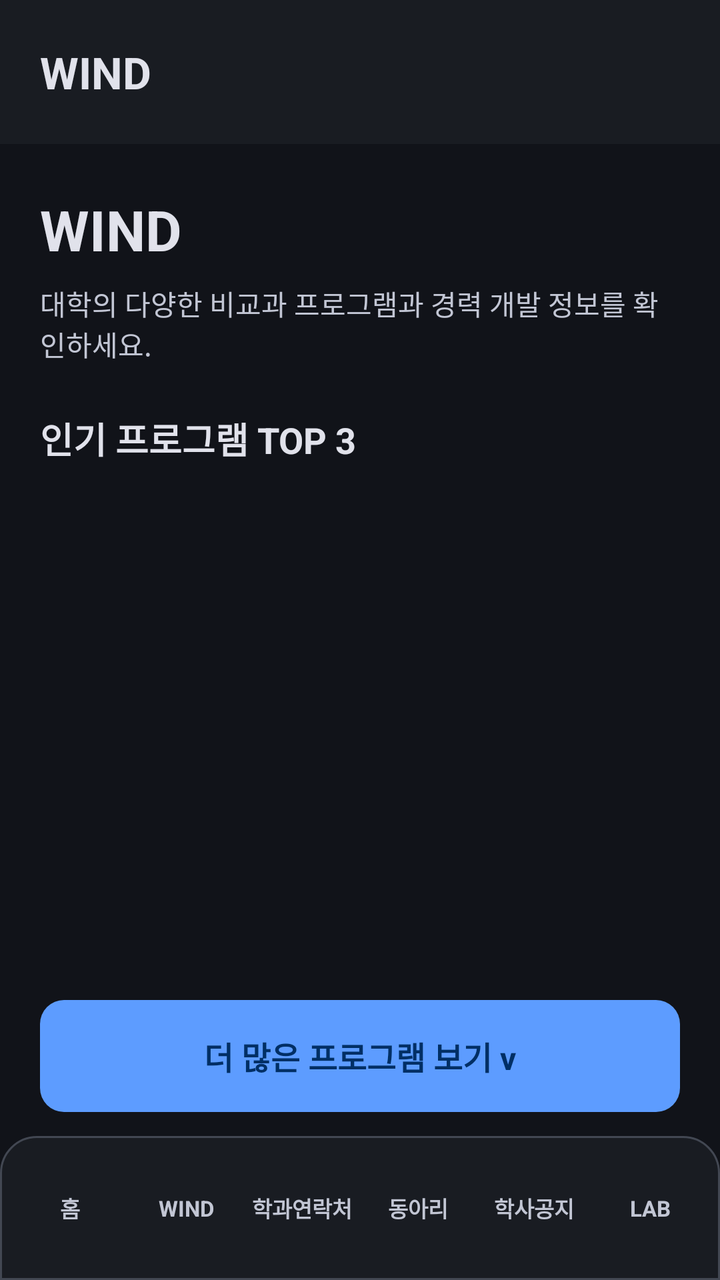
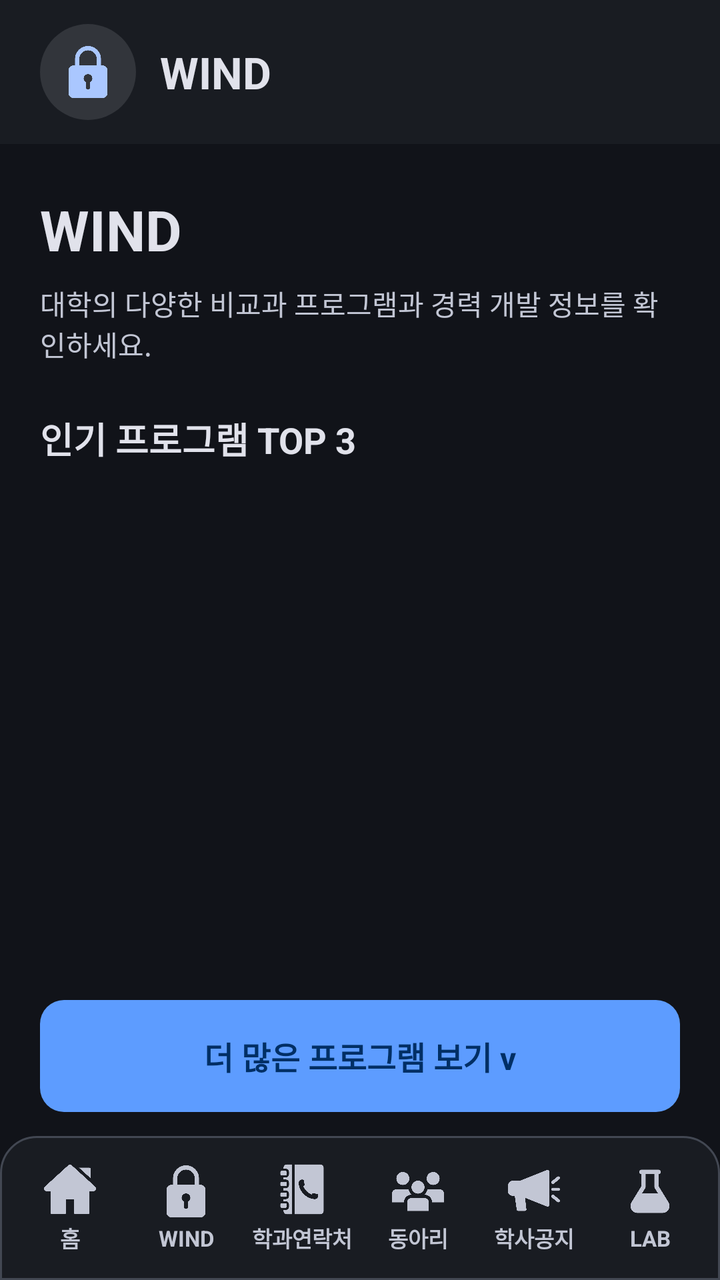

Screens rendered from an Android XML layout before and after an edit, with the pre-edit source and the edit as a unified diff.
<!-- AndroidManifest.xml: application theme Theme.GachonBridge -->
<!-- res/layout/activity_wind.xml -->
<?xml version="1.0" encoding="utf-8"?>
<androidx.constraintlayout.widget.ConstraintLayout xmlns:android="http://schemas.android.com/apk/res/android"
    xmlns:app="http://schemas.android.com/apk/res-auto"
    android:layout_width="match_parent"
    android:layout_height="match_parent"
    android:background="@drawable/bg_app">

    
    <LinearLayout
        android:id="@+id/pageTopBar"
        android:layout_width="0dp"
        android:layout_height="72dp"
        android:background="@color/gb_surface_low"
        android:gravity="center_vertical"
        android:paddingStart="20dp"
        android:paddingEnd="20dp"
        android:orientation="horizontal"
        app:layout_constraintEnd_toEndOf="parent"
        app:layout_constraintStart_toStartOf="parent"
        app:layout_constraintTop_toTopOf="parent">

        <TextView
            android:layout_width="wrap_content"
            android:layout_height="wrap_content"
            android:text="@string/page_wind_title"
            android:textColor="@color/gb_on_surface"
            android:textSize="22sp"
            android:textStyle="bold" />
    </LinearLayout>

    
    <ScrollView
        android:layout_width="0dp"
        android:layout_height="0dp"
        android:clipToPadding="false"
        android:paddingBottom="8dp"
        app:layout_constraintBottom_toTopOf="@id/buttonWindMorePrograms"
        app:layout_constraintEnd_toEndOf="parent"
        app:layout_constraintStart_toStartOf="parent"
        app:layout_constraintTop_toBottomOf="@id/pageTopBar">

        <LinearLayout
            android:layout_width="match_parent"
            android:layout_height="wrap_content"
            android:orientation="vertical"
            android:paddingStart="20dp"
            android:paddingEnd="20dp"
            android:paddingTop="24dp"
            android:paddingBottom="12dp">

            
            <TextView
                android:layout_width="match_parent"
                android:layout_height="wrap_content"
                android:text="@string/page_wind_title"
                android:textColor="@color/gb_on_surface"
                android:textSize="28sp"
                android:textStyle="bold" />

            <TextView
                android:layout_width="match_parent"
                android:layout_height="wrap_content"
                android:layout_marginTop="8dp"
                android:layout_marginBottom="24dp"
                android:text="@string/page_wind_subtitle"
                android:textColor="@color/gb_on_surface_variant"
                android:textSize="14sp" />

            
            <TextView
                android:layout_width="match_parent"
                android:layout_height="wrap_content"
                android:layout_marginBottom="8dp"
                android:text="인기 프로그램 TOP 3"
                android:textColor="@color/gb_on_surface"
                android:textSize="18sp"
                android:textStyle="bold" />

            
            <TextView
                android:id="@+id/tvWindLoading"
                android:layout_width="match_parent"
                android:layout_height="wrap_content"
                android:gravity="center"
                android:paddingTop="24dp"
                android:paddingBottom="24dp"
                android:text="프로그램 불러오는 중..."
                android:textColor="@color/gb_on_surface_variant"
                android:textSize="14sp"
                android:visibility="gone" />

            
            <androidx.recyclerview.widget.RecyclerView
                android:id="@+id/windRecyclerView"
                android:layout_width="match_parent"
                android:layout_height="wrap_content"
                android:nestedScrollingEnabled="false"
                android:visibility="gone" />

            
            <LinearLayout
                android:id="@+id/windSectionLatest"
                android:layout_width="match_parent"
                android:layout_height="wrap_content"
                android:orientation="vertical"
                android:layout_marginTop="28dp"
                android:visibility="gone">

                <TextView
                    android:layout_width="match_parent"
                    android:layout_height="wrap_content"
                    android:layout_marginBottom="8dp"
                    android:text="최신 프로그램"
                    android:textColor="@color/gb_on_surface"
                    android:textSize="18sp"
                    android:textStyle="bold" />

                <androidx.recyclerview.widget.RecyclerView
                    android:id="@+id/windLatestRecyclerView"
                    android:layout_width="match_parent"
                    android:layout_height="wrap_content"
                    android:nestedScrollingEnabled="false" />
            </LinearLayout>

        </LinearLayout>
    </ScrollView>

    
    <TextView
        android:id="@+id/buttonWindMorePrograms"
        android:layout_width="0dp"
        android:layout_height="56dp"
        android:layout_marginStart="20dp"
        android:layout_marginEnd="20dp"
        android:layout_marginBottom="12dp"
        android:background="@drawable/bg_primary_card"
        android:clickable="true"
        android:focusable="true"
        android:foreground="?attr/selectableItemBackground"
        android:gravity="center"
        android:text="@string/wind_more_programs"
        android:textColor="@color/gb_on_primary"
        android:textSize="16sp"
        android:textStyle="bold"
        app:layout_constraintBottom_toTopOf="@id/bottomNav"
        app:layout_constraintEnd_toEndOf="parent"
        app:layout_constraintStart_toStartOf="parent" />

    
    <include
        android:id="@+id/bottomNav"
        layout="@layout/view_bottom_nav"
        android:layout_width="0dp"
        android:layout_height="72dp"
        app:layout_constraintBottom_toBottomOf="parent"
        app:layout_constraintEnd_toEndOf="parent"
        app:layout_constraintStart_toStartOf="parent" />

</androidx.constraintlayout.widget.ConstraintLayout>
<!-- res/layout/view_bottom_nav.xml (included above) -->
<?xml version="1.0" encoding="utf-8"?>
<LinearLayout xmlns:android="http://schemas.android.com/apk/res/android"
    android:layout_width="match_parent"
    android:layout_height="72dp"
    android:background="@drawable/bg_bottom_nav"
    android:gravity="center"
    android:orientation="horizontal"
    android:paddingStart="6dp"
    android:paddingEnd="6dp">

    
    <TextView
        android:id="@+id/navHome"
        style="@style/BottomNavItem"
        android:text="@string/nav_home" />

    
    <TextView
        android:id="@+id/navWind"
        style="@style/BottomNavItem"
        android:text="@string/nav_wind" />

    
    <TextView
        android:id="@+id/navContact"
        style="@style/BottomNavItem"
        android:text="@string/nav_contact" />

    
    <TextView
        android:id="@+id/navClub"
        style="@style/BottomNavItem"
        android:text="@string/nav_club" />

    
    <TextView
        android:id="@+id/navNotice"
        style="@style/BottomNavItem"
        android:text="@string/nav_notice" />

    
    <TextView
        android:id="@+id/navLab"
        style="@style/BottomNavItem"
        android:text="@string/nav_lab" />
</LinearLayout>
<!-- resources referenced by this layout -->
<resources>
  <color name="gb_on_primary">#002F65</color>
  <color name="gb_on_surface">#E1E2EB</color>
  <color name="gb_on_surface_variant">#C2C6D4</color>
  <color name="gb_surface_low">#191C22</color>
  <!-- drawable bg_app (drawable) -->
  <?xml version="1.0" encoding="utf-8"?>
  <shape xmlns:android="http://schemas.android.com/apk/res/android">
      <solid android:color="@color/gb_background" />
  </shape>
  <!-- drawable bg_bottom_nav (drawable) -->
  <?xml version="1.0" encoding="utf-8"?>
  <shape xmlns:android="http://schemas.android.com/apk/res/android">
      <solid android:color="@color/gb_surface_low" />
      <stroke
          android:width="1dp"
          android:color="@color/gb_outline_variant" />
      <corners
          android:topLeftRadius="18dp"
          android:topRightRadius="18dp" />
  </shape>
  <!-- drawable bg_primary_card (drawable) -->
  <?xml version="1.0" encoding="utf-8"?>
  <shape xmlns:android="http://schemas.android.com/apk/res/android">
      <solid android:color="@color/gb_primary_container" />
      <corners android:radius="12dp" />
  </shape>
  <string name="nav_club">동아리</string>
  <string name="nav_contact">학과연락처</string>
  <string name="nav_home">홈</string>
  <string name="nav_lab">LAB</string>
  <string name="nav_notice">학사공지</string>
  <string name="nav_wind">WIND</string>
  <string name="page_wind_subtitle">대학의 다양한 비교과 프로그램과 경력 개발 정보를 확인하세요.</string>
  <string name="page_wind_title">WIND</string>
  <string name="wind_more_programs">더 많은 프로그램 보기  v</string>
  <style name="BottomNavItem">
          <item name="android:layout_width">0dp</item>
          <item name="android:layout_height">match_parent</item>
          <item name="android:layout_weight">1</item>
          <item name="android:gravity">center</item>
          <item name="android:textColor">@color/gb_on_surface_variant</item>
          <item name="android:textSize">11sp</item>
          <item name="android:textStyle">bold</item>
      </style>
  <style name="Theme.GachonBridge" parent="Base.Theme.GachonBridge" />
  <color name="gb_background">#111319</color>
  <color name="gb_outline_variant">#424752</color>
  <color name="gb_primary_container">#5D9CFF</color>
  <!-- unchanged entries left out for length: 1 -->
</resources>

<!-- the commit's change to res/layout/activity_wind.xml (unified diff, before → after) -->
@@ -19,9 +19,22 @@
         app:layout_constraintStart_toStartOf="parent"
         app:layout_constraintTop_toTopOf="parent">
 
-        <TextView
-            android:layout_width="wrap_content"
+        <ImageView
+            android:layout_width="48dp"
+            android:layout_height="48dp"
+            android:background="@drawable/bg_icon_circle"
+            android:contentDescription="@null"
+            android:padding="11dp"
+            android:scaleType="centerInside"
+            android:src="@drawable/ic_padlock"
+            android:tint="@color/gb_primary" />
+
+        <TextView
+            android:layout_width="0dp"
             android:layout_height="wrap_content"
+            android:layout_marginStart="12dp"
+            android:layout_weight="1"
+            android:gravity="start|center_vertical"
             android:text="@string/page_wind_title"
             android:textColor="@color/gb_on_surface"
             android:textSize="22sp"
@@ -168,39 +181,93 @@
     android:paddingStart="6dp"
     android:paddingEnd="6dp">
 
-    
-    <TextView
+    <LinearLayout
         android:id="@+id/navHome"
-        style="@style/BottomNavItem"
-        android:text="@string/nav_home" />
-
-    
-    <TextView
+        style="@style/BottomNavItem">
+
+        <ImageView
+            android:id="@+id/navHomeIcon"
+            style="@style/BottomNavIcon"
+            android:contentDescription="@null"
+            android:src="@drawable/ic_home" />
+
+        <TextView
+            style="@style/BottomNavLabel"
+            android:text="@string/nav_home" />
+    </LinearLayout>
+
+    <LinearLayout
         android:id="@+id/navWind"
-        style="@style/BottomNavItem"
-        android:text="@string/nav_wind" />
-
-    
-    <TextView
+        style="@style/BottomNavItem">
+
+        <ImageView
+            android:id="@+id/navWindIcon"
+            style="@style/BottomNavIcon"
+            android:contentDescription="@null"
+            android:src="@drawable/ic_padlock" />
+
+        <TextView
+            style="@style/BottomNavLabel"
+            android:text="@string/nav_wind" />
+    </LinearLayout>
+
+    <LinearLayout
         android:id="@+id/navContact"
-        style="@style/BottomNavItem"
-        android:text="@string/nav_contact" />
-
-    
-    <TextView
+        style="@style/BottomNavItem">
+
+        <ImageView
+            android:id="@+id/navContactIcon"
+            style="@style/BottomNavIcon"
+            android:contentDescription="@null"
+            android:src="@drawable/ic_phone_book" />
+
+        <TextView
+            style="@style/BottomNavLabel"
+            android:text="@string/nav_contact" />
+    </LinearLayout>
+
+    <LinearLayout
         android:id="@+id/navClub"
-        style="@style/BottomNavItem"
-        android:text="@string/nav_club" />
-
-    
-    <TextView
+        style="@style/BottomNavItem">
+
+        <ImageView
+            android:id="@+id/navClubIcon"
+            style="@style/BottomNavIcon"
+            android:contentDescription="@null"
+            android:src="@drawable/ic_people" />
+
+        <TextView
+            style="@style/BottomNavLabel"
+            android:text="@string/nav_club" />
+    </LinearLayout>
+
+    <LinearLayout
         android:id="@+id/navNotice"
-        style="@style/BottomNavItem"
-        android:text="@string/nav_notice" />
-
-    
-    <TextView
+        style="@style/BottomNavItem">
+
+        <ImageView
+            android:id="@+id/navNoticeIcon"
+            style="@style/BottomNavIcon"
+            android:contentDescription="@null"
+            android:src="@drawable/ic_megaphone" />
+
+        <TextView
+            style="@style/BottomNavLabel"
+            android:text="@string/nav_notice" />
+    </LinearLayout>
+
+    <LinearLayout
         android:id="@+id/navLab"
-        style="@style/BottomNavItem"
-        android:text="@string/nav_lab" />
+        style="@style/BottomNavItem">
+
+        <ImageView
+            android:id="@+id/navLabIcon"
+            style="@style/BottomNavIcon"
+            android:contentDescription="@null"
+            android:src="@drawable/ic_tube" />
+
+        <TextView
+            style="@style/BottomNavLabel"
+            android:text="@string/nav_lab" />
+    </LinearLayout>
 </LinearLayout>
<!-- resource entries referenced after the edit -->
@@ -3,6 +3,7 @@
   <color name="gb_on_primary">#002F65</color>
   <color name="gb_on_surface">#E1E2EB</color>
   <color name="gb_on_surface_variant">#C2C6D4</color>
+  <color name="gb_primary">#AAC7FF</color>
   <color name="gb_surface_low">#191C22</color>
   <!-- drawable bg_app (drawable) -->
   <?xml version="1.0" encoding="utf-8"?>
@@ -20,12 +21,24 @@
           android:topLeftRadius="18dp"
           android:topRightRadius="18dp" />
   </shape>
+  <!-- drawable bg_icon_circle (drawable) -->
+  <?xml version="1.0" encoding="utf-8"?>
+  <shape xmlns:android="http://schemas.android.com/apk/res/android"
+      android:shape="oval">
+      <solid android:color="@color/gb_surface_highest" />
+  </shape>
   <!-- drawable bg_primary_card (drawable) -->
   <?xml version="1.0" encoding="utf-8"?>
   <shape xmlns:android="http://schemas.android.com/apk/res/android">
       <solid android:color="@color/gb_primary_container" />
       <corners android:radius="12dp" />
   </shape>
+  <!-- drawable ic_home: png bitmap (drawable, 9227 bytes) -->
+  <!-- drawable ic_megaphone: png bitmap (drawable, 7773 bytes) -->
+  <!-- drawable ic_padlock: png bitmap (drawable, 8813 bytes) -->
+  <!-- drawable ic_people: png bitmap (drawable, 10553 bytes) -->
+  <!-- drawable ic_phone_book: png bitmap (drawable, 10536 bytes) -->
+  <!-- drawable ic_tube: png bitmap (drawable, 7397 bytes) -->
   <string name="nav_club">동아리</string>
   <string name="nav_contact">학과연락처</string>
   <string name="nav_home">홈</string>
@@ -35,11 +48,27 @@
   <string name="page_wind_subtitle">대학의 다양한 비교과 프로그램과 경력 개발 정보를 확인하세요.</string>
   <string name="page_wind_title">WIND</string>
   <string name="wind_more_programs">더 많은 프로그램 보기  v</string>
+  <style name="BottomNavIcon">
+          <item name="android:layout_width">26dp</item>
+          <item name="android:layout_height">26dp</item>
+          <item name="android:scaleType">centerInside</item>
+          <item name="android:tint">@color/gb_on_surface_variant</item>
+      </style>
   <style name="BottomNavItem">
           <item name="android:layout_width">0dp</item>
           <item name="android:layout_height">match_parent</item>
           <item name="android:layout_weight">1</item>
           <item name="android:gravity">center</item>
+          <item name="android:orientation">vertical</item>
+          <item name="android:paddingTop">7dp</item>
+          <item name="android:paddingBottom">6dp</item>
+      </style>
+  <style name="BottomNavLabel">
+          <item name="android:layout_width">match_parent</item>
+          <item name="android:layout_height">wrap_content</item>
+          <item name="android:layout_marginTop">3dp</item>
+          <item name="android:gravity">center</item>
+          <item name="android:singleLine">true</item>
           <item name="android:textColor">@color/gb_on_surface_variant</item>
           <item name="android:textSize">11sp</item>
           <item name="android:textStyle">bold</item>
@@ -47,6 +76,7 @@
   <style name="Theme.GachonBridge" parent="Base.Theme.GachonBridge" />
   <color name="gb_background">#111319</color>
   <color name="gb_outline_variant">#424752</color>
+  <color name="gb_surface_highest">#32353B</color>
   <color name="gb_primary_container">#5D9CFF</color>
   <!-- unchanged entries left out for length: 1 -->
 </resources>
